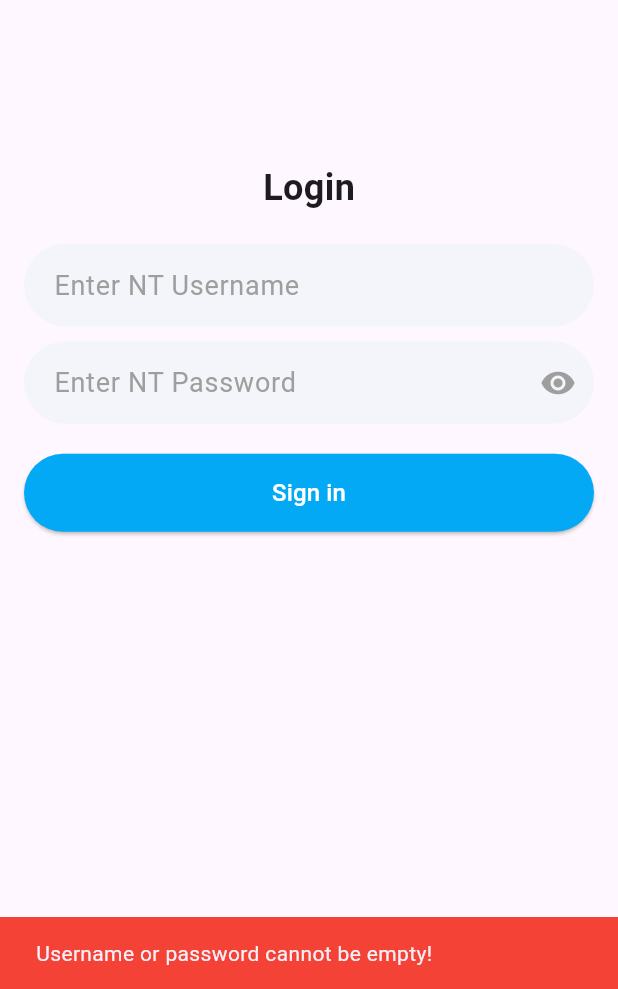
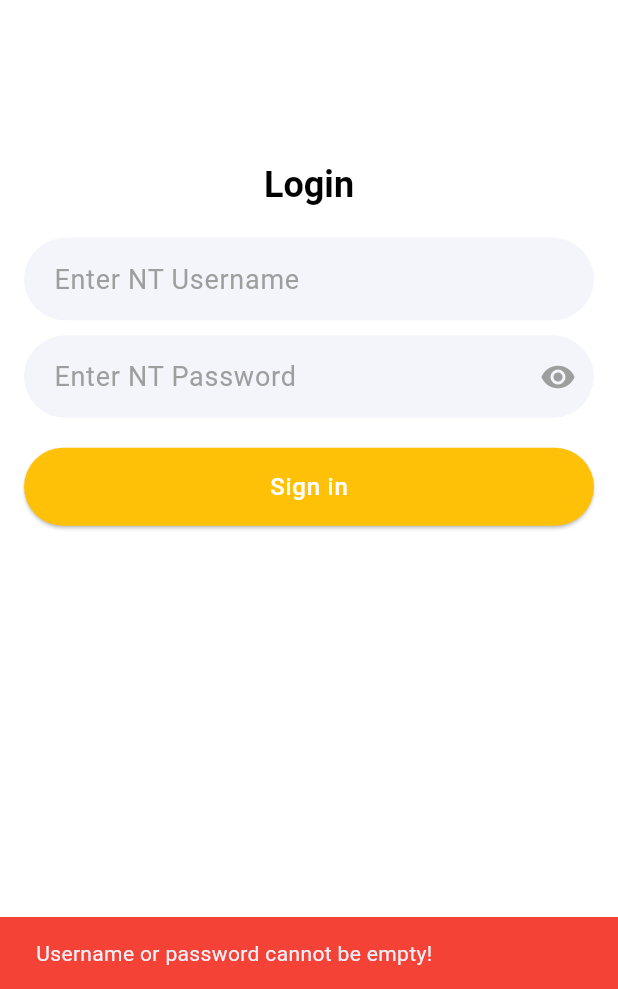
Before and after one commit to arya-singh-isec/sb_ap_audit_appv2, a Flutter app: the screen it shows after launch, after a tap on "Sign in", on a phone screen of 412 x 824 dp, the part 247-1236 px from its top. Run offline on Flutter 3.47's test engine with Material 3 defaults, Android fonts, the phone set to English and light mode, and no system bars; our stand-ins replace dartz, equatable, flutter_bloc, internet_connection_checker, loggy.

Commit message:
added custom theme and custom text widget

```diff
--- a/lib/core/app.dart
+++ b/lib/core/app.dart
@@ -27,6 +27,7 @@ import '../features/selection/presentation/pages/selection_screen.dart';
 import '../features/summary/presentation/pages/record_list.dart';
 import '../navigation_drawer.dart';
 import 'app_bar.dart';
+import 'theme/custom_theme.dart';
 import 'network/network_info.dart';
 import 'utils/utils.dart';
 
@@ -140,10 +141,7 @@ class _MyAppState extends State<MyApp> with WidgetsBindingObserver, UiLoggy {
       child: AppBarProvider(
         titleNotifier: appBarTitleNotifier,
         child: MaterialApp(
-          theme: ThemeData(
-            primarySwatch: Colors.blue,
-            visualDensity: VisualDensity.adaptivePlatformDensity,
-          ),
+          theme: appTheme,
           title: 'My App',
           initialRoute: '/login',
           routes: {
--- a/lib/core/app_bar.dart
+++ b/lib/core/app_bar.dart
@@ -1,5 +1,7 @@
 import 'package:flutter/material.dart';
 import 'package:flutter/services.dart';
+
+import 'widgets/custom_text.dart';
 
 class CustomAppBar extends StatelessWidget implements PreferredSizeWidget {
   final ValueNotifier<String> titleNotifier;
@@ -17,13 +19,9 @@ class CustomAppBar extends StatelessWidget implements PreferredSizeWidget {
             statusBarColor: Color(0xFF800000),
             statusBarIconBrightness: Brightness.light,
           ),
-          title: Text(
+          title: CustomText.titleMedium(
             title,
-            style: const TextStyle(
-              fontSize: 18,
-              fontWeight: FontWeight.w500,
-              letterSpacing: 0.5,
-            ),
+            textColor: TextColor.white,
           ),
           backgroundColor: const Color(0xFFB22222),
           foregroundColor: Colors.white,
--- /dev/null
+++ b/lib/core/theme/custom_theme.dart
@@ -0,0 +1,23 @@
+import 'package:flutter/material.dart';
+
+final ThemeData appTheme = ThemeData(
+  primarySwatch: Colors.blue,
+  scaffoldBackgroundColor: Colors.white,
+  filledButtonTheme: FilledButtonThemeData(
+    style: FilledButton.styleFrom(
+      shape: RoundedRectangleBorder(
+        borderRadius: BorderRadius.circular(28.0),
+      ),
+      backgroundColor: Colors.amber,
+      foregroundColor: Colors.black,
+    ),
+  ),
+  textTheme: const TextTheme(
+    titleSmall: TextStyle(fontSize: 14, fontWeight: FontWeight.bold),
+    titleMedium: TextStyle(fontSize: 18),
+    titleLarge: TextStyle(fontSize: 24, fontWeight: FontWeight.bold),
+    labelSmall: TextStyle(fontSize: 14),
+    labelMedium: TextStyle(fontSize: 16),
+  ),
+  visualDensity: VisualDensity.adaptivePlatformDensity,
+);
--- /dev/null
+++ b/lib/core/widgets/custom_text.dart
@@ -0,0 +1,59 @@
+import 'package:flutter/material.dart';
+
+enum TextColor {
+  black,
+  white,
+}
+
+extension TextColorExtension on TextColor {
+  Color? get color {
+    switch (this) {
+      case TextColor.black:
+        return Colors.black;
+      case TextColor.white:
+        return Colors.white;
+      default:
+        return null;
+    }
+  }
+}
+
+class CustomText extends StatelessWidget {
+  final String text;
+  final TextColor textColor;
+  final TextStyle? Function(TextTheme) getStyle;
+
+  CustomText.titleSmall(this.text,
+      {super.key, this.textColor = TextColor.black})
+      : getStyle = ((TextTheme theme) => theme.titleSmall);
+
+  CustomText.titleMedium(this.text,
+      {super.key, this.textColor = TextColor.black})
+      : getStyle = ((TextTheme theme) => theme.titleMedium);
+
+  CustomText.titleLarge(this.text,
+      {super.key, this.textColor = TextColor.black})
+      : getStyle = ((TextTheme theme) => theme.titleLarge);
+
+  CustomText.labelSmall(this.text,
+      {super.key, this.textColor = TextColor.black})
+      : getStyle = ((TextTheme theme) => theme.labelSmall);
+
+  CustomText.labelMedium(this.text,
+      {super.key, this.textColor = TextColor.black})
+      : getStyle = ((TextTheme theme) => theme.labelMedium);
+
+  CustomText.bodyMedium(this.text,
+      {super.key, this.textColor = TextColor.black})
+      : getStyle = ((TextTheme theme) => theme.bodyMedium);
+
+  @override
+  Widget build(BuildContext context) {
+    return Text(
+      text,
+      style: getStyle(Theme.of(context).textTheme)!.merge(
+        TextStyle(color: textColor.color),
+      ),
+    );
+  }
+}
--- a/lib/features/login/presentation/widgets/login_form.dart
+++ b/lib/features/login/presentation/widgets/login_form.dart
@@ -2,6 +2,7 @@ import 'package:flutter/material.dart';
 import 'package:flutter_bloc/flutter_bloc.dart';
 import 'package:loggy/loggy.dart';
 
+import '../../../../core/widgets/custom_text.dart';
 import '../../domain/entities/credentials.dart';
 import '../blocs/bloc.dart';
 
@@ -36,10 +37,7 @@ class _LoginFormState extends State<LoginForm> with UiLoggy {
   Widget build(BuildContext context) {
     return Column(
       children: <Widget>[
-        const Text(
-          'Login',
-          style: TextStyle(fontSize: 24, fontWeight: FontWeight.bold),
-        ),
+        CustomText.titleLarge('Login'),
         const SizedBox(height: 20),
         TextField(
           controller: _usernameController,
@@ -101,14 +99,11 @@ class _LoginFormState extends State<LoginForm> with UiLoggy {
                       Submitted(credentials: credentials),
                     );
                   },
-                  style: ElevatedButton.styleFrom(
-                    backgroundColor: Colors.lightBlue,
-                    foregroundColor: Colors.white,
-                    shape: RoundedRectangleBorder(
-                      borderRadius: BorderRadius.circular(26),
-                    ),
-                    minimumSize: const Size.fromHeight(52),
-                  ),
+                  style: Theme.of(context).filledButtonTheme.style!.merge(
+                        FilledButton.styleFrom(
+                          minimumSize: const Size.fromHeight(52.0),
+                        ),
+                      ),
                   child: state is LoginLoading
                       ? const SizedBox(
                           height: 20,
@@ -118,9 +113,9 @@ class _LoginFormState extends State<LoginForm> with UiLoggy {
                             strokeWidth: 2.0,
                           ),
                         )
-                      : const Text(
+                      : CustomText.labelMedium(
                           'Sign in',
-                          style: TextStyle(fontSize: 16),
+                          textColor: TextColor.white,
                         ),
                 ),
               ),
--- a/lib/features/selection/presentation/pages/selection_screen.dart
+++ b/lib/features/selection/presentation/pages/selection_screen.dart
@@ -2,6 +2,7 @@ import 'package:flutter/material.dart';
 import 'package:flutter_bloc/flutter_bloc.dart';
 import 'package:loggy/loggy.dart';
 
+import '../../../../core/widgets/custom_text.dart';
 import '../../domain/entities/partner.dart';
 import '../../domain/entities/team_member.dart';
 import '../blocs/get_team_members_bloc.dart';
@@ -147,13 +148,8 @@ class _SelectionScreenState extends State<SelectionScreen> with UiLoggy {
                 // AppBarProvider.of(context).titleNotifier.value =
                 //     'How you doin!';
               },
-              style: ElevatedButton.styleFrom(
-                shape:
-                    const RoundedRectangleBorder(borderRadius: _borderRadius),
-                backgroundColor: _amberColor,
-                foregroundColor: Colors.black,
-              ),
-              child: const Text('Submit'),
+              style: Theme.of(context).filledButtonTheme.style,
+              child: CustomText.labelSmall('Submit'),
             ),
           ],
         ),
@@ -171,10 +167,7 @@ class _SelectionScreenState extends State<SelectionScreen> with UiLoggy {
       child: Column(
         crossAxisAlignment: CrossAxisAlignment.start,
         children: [
-          const Text(
-            'Please select Partner or Team Member',
-            style: TextStyle(fontWeight: FontWeight.bold),
-          ),
+          CustomText.titleSmall('Please select Partner or Team Member'),
           const SizedBox(height: 8),
           Row(
             children: <Widget>[
@@ -203,10 +196,7 @@ class _SelectionScreenState extends State<SelectionScreen> with UiLoggy {
           Flexible(
             child: GestureDetector(
               onTap: () => _updateSelection('value', value),
-              child: Text(
-                title,
-                style: const TextStyle(fontSize: 14),
-              ),
+              child: CustomText.labelSmall(title),
             ),
           ),
         ],
@@ -231,7 +221,7 @@ class _SelectionScreenState extends State<SelectionScreen> with UiLoggy {
               value: level < _teamMemberSelections.length
                   ? _teamMemberSelections[level]
                   : null,
-              hint: Text(hint),
+              hint: CustomText.bodyMedium(hint),
               decoration: const InputDecoration(
                 border: OutlineInputBorder(),
                 contentPadding:
@@ -242,7 +232,7 @@ class _SelectionScreenState extends State<SelectionScreen> with UiLoggy {
                   .map((item) => DropdownMenuItem(
                         key: ValueKey(item.id),
                         value: item.id,
-                        child: Text(item.name),
+                        child: CustomText.bodyMedium(item.name),
                       ))
                   .toList(),
               onChanged: (value) {
@@ -273,7 +263,7 @@ class _SelectionScreenState extends State<SelectionScreen> with UiLoggy {
         alignedDropdown: true,
         child: DropdownButtonFormField<dynamic>(
           value: _otherSelections[key],
-          hint: Text(hint),
+          hint: CustomText.bodyMedium(hint),
           decoration: const InputDecoration(
             border: OutlineInputBorder(),
             contentPadding: EdgeInsets.symmetric(horizontal: 16, vertical: 10),
@@ -283,8 +273,8 @@ class _SelectionScreenState extends State<SelectionScreen> with UiLoggy {
               ?.map((item) => DropdownMenuItem(
                     value: item is Partner ? item.id : item,
                     child: item is Partner
-                        ? Text(item.name)
-                        : Text(item as String),
+                        ? CustomText.bodyMedium(item.name)
+                        : CustomText.bodyMedium(item as String),
                   ))
               .toList(),
           onChanged: (value) {
@@ -342,9 +332,8 @@ class _SelectionScreenState extends State<SelectionScreen> with UiLoggy {
               color: _amberColor,
               borderRadius: _borderRadius,
             ),
-            child: const Text(
+            child: CustomText.titleSmall(
               'Sales inspection for year/period:',
-              style: TextStyle(fontWeight: FontWeight.bold),
             ),
           ),
         ),
--- a/lib/navigation_drawer.dart
+++ b/lib/navigation_drawer.dart
@@ -1,6 +1,7 @@
 import 'package:flutter/material.dart';
 import 'package:flutter_bloc/flutter_bloc.dart';
 
+import 'core/widgets/custom_text.dart';
 import 'features/login/presentation/blocs/bloc.dart';
 
 class MyDrawer extends StatelessWidget {
@@ -30,12 +31,9 @@ class MyDrawer extends StatelessWidget {
                 ),
                 BlocBuilder<LoginBloc, LoginState>(builder: (context, state) {
                   if (state is LoginSuccess || state is LogoutError) {
-                    return Text(
+                    return CustomText.labelSmall(
                       'Login by ${(state as LoginSuccess).user!.name}',
-                      style: const TextStyle(
-                        color: Colors.white,
-                        fontSize: 14,
-                      ),
+                      textColor: TextColor.white,
                     );
                   }
                   return Container();
@@ -45,7 +43,7 @@ class MyDrawer extends StatelessWidget {
           ),
           ListTile(
             leading: const Icon(Icons.edit),
-            title: const Text('New Form'),
+            title: CustomText.labelSmall('New Form'),
             onTap: () {
               Navigator.pop(context);
               Navigator.of(context).pushReplacementNamed('/selection');
@@ -53,7 +51,7 @@ class MyDrawer extends StatelessWidget {
           ),
           ListTile(
             leading: const Icon(Icons.edit),
-            title: const Text('Summary'),
+            title: CustomText.labelSmall('Summary'),
             onTap: () {
               Navigator.pop(context);
               Navigator.of(context).pushReplacementNamed('/summary');
@@ -61,7 +59,7 @@ class MyDrawer extends StatelessWidget {
           ),
           ListTile(
             leading: const Icon(Icons.logout),
-            title: const Text('Log out'),
+            title: CustomText.labelSmall('Log out'),
             onTap: () {
               Navigator.pop(context);
               BlocProvider.of<LoginBloc>(context).add(const Submitted());
```
